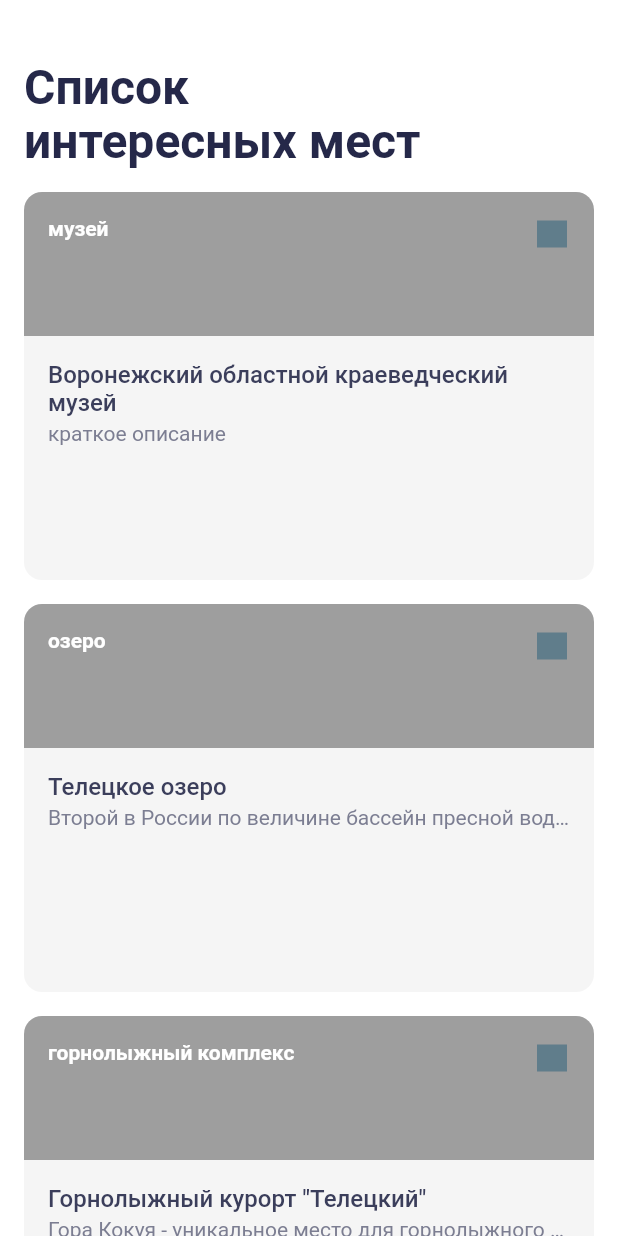
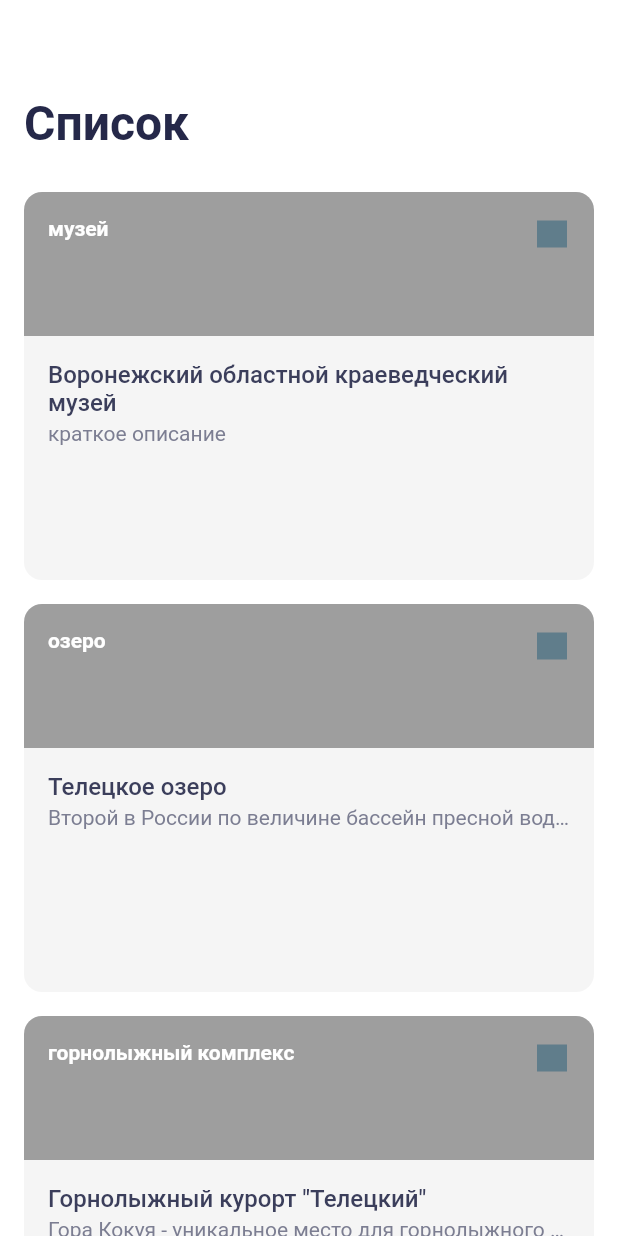
Before and after one commit to Vadim-T0/surf_places, a Flutter app: the screen it shows after launch, on a phone screen of 412 x 824 dp. Run offline on Flutter 3.47's test engine with Material 2 defaults, Android fonts, the phone set to English and light mode, and no system bars.

Commit message:
4.8.4 MyAppBar.

```diff
--- a/lib/ui/screen/sight_list_screen.dart
+++ b/lib/ui/screen/sight_list_screen.dart
@@ -15,17 +15,7 @@ class _SightListScreenState extends State<SightListScreen> {
   Widget build(BuildContext context) {
     return Scaffold(
         resizeToAvoidBottomInset: false,
-        appBar: AppBar(
-          titleSpacing: 0, // Убираем отступы слева и справа от title (leading, actions)
-          backgroundColor: Colors.transparent, // Делаем AppBar прозрачным
-          elevation: 0, // Убираем тень у AppBar
-          toolbarHeight: 112, // Высота AppBar (по Figma 40+72)
-          title: Container(
-            padding: EdgeInsets.fromLTRB(16, 40, 16, 0), // Отступы для title (Figma)
-            alignment: Alignment.bottomLeft,
-            child: Text("Список\nинтересных мест", style: textAppBar),
-          ),
-        ),
+        appBar: MyAppBar(height: 112, title: 'Список\nинтересных мест'),
         body: SingleChildScrollView(
           child: Column(
             children: mocks.map((sight) => SightCard(sight)).toList(),
@@ -34,3 +24,25 @@ class _SightListScreenState extends State<SightListScreen> {
         backgroundColor: scaffoldBackground);
   }
 }
+
+class MyAppBar extends StatelessWidget implements PreferredSizeWidget {
+  final double height;
+  final String title;
+
+  const MyAppBar({
+    Key key,
+    @required this.height,
+    @required this.title,
+  }) : super(key: key);
+
+  @override
+  Widget build(BuildContext context) {
+    return Container(
+      padding: EdgeInsets.fromLTRB(16, 64, 16, 0),
+      child: Text(title, style: textAppBar),
+    );
+  }
+
+  @override
+  Size get preferredSize => Size.fromHeight(height);
+}
```
